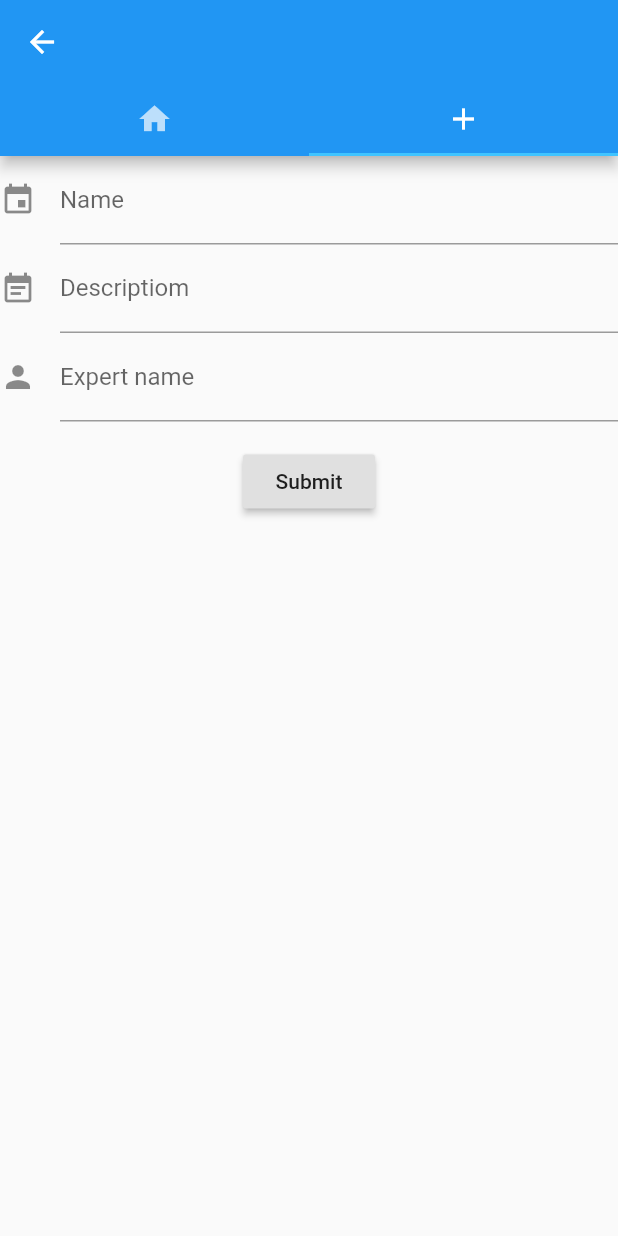
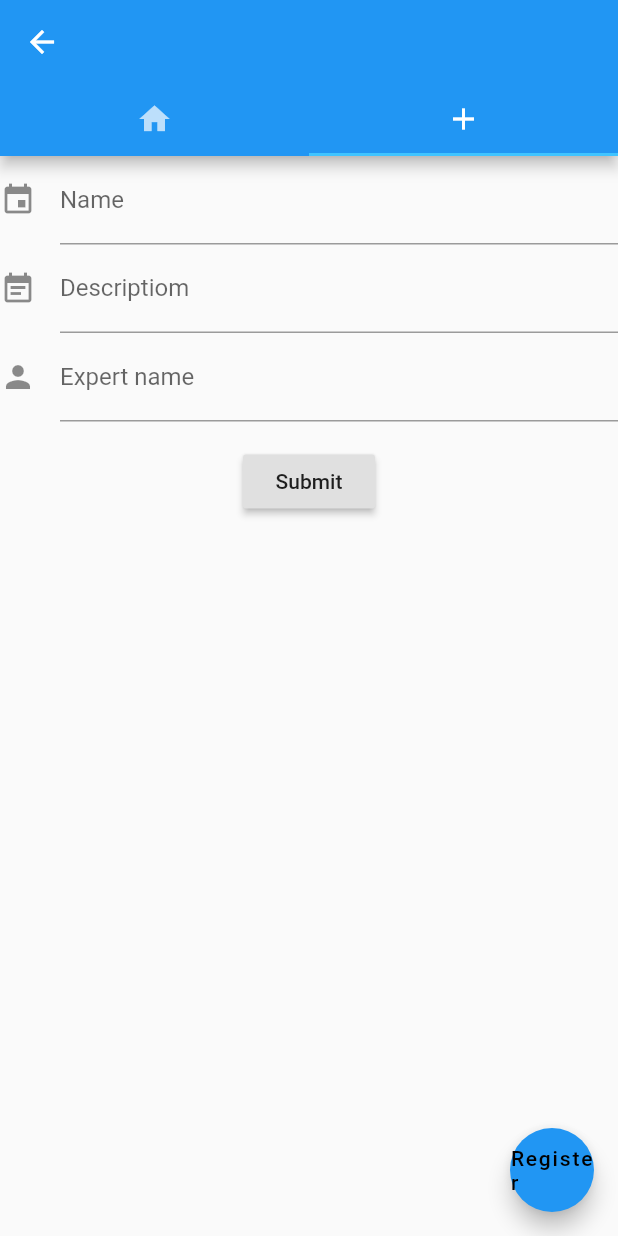
Before and after one commit to kathan2511/ClubsAndEvents-User, a Flutter app: the EventDetailScreen screen opened directly with empty values, tab 2 chosen, on a phone screen of 412 x 824 dp. Run offline on Flutter 3.47's test engine with Material 2 defaults, Android fonts, the phone set to English and light mode, and no system bars; our stand-ins replace cloud_firestore, firebase_auth; accounts and stored records are empty.

Commit message:
Second Commit

```diff
--- a/lib/authentication/login_signup_page.dart
+++ b/lib/authentication/login_signup_page.dart
@@ -186,7 +186,7 @@ class _LoginSignUpPageState extends State<LoginSignUpPage> {
         child: CircleAvatar(
           backgroundColor: Colors.transparent,
           radius: 48.0,
-          child: Image.asset('assets/flutter-icon.png'),
+          child: Container(child: Icon(Icons.home),)
         ),
       ),
     );
--- a/lib/screens/event_detail_screen.dart
+++ b/lib/screens/event_detail_screen.dart
@@ -168,7 +168,7 @@ class EventDetailScreen extends StatelessWidget {
                         documentSnapshot['desc']),
                     _textSection(documentSnapshot['title']),
                     _detailText("Venue : " + documentSnapshot['venue']),
-                     _detailText("Club : " + documentSnapshot['clubname']),
+                    _detailText("Club : " + documentSnapshot['clubname']),
                     _detailText("Date : " +
                         DateFormat("dd-MMMM-yyyy")
                             .format(documentSnapshot['date'].toDate())),
@@ -211,6 +211,11 @@ class EventDetailScreen extends StatelessWidget {
           ),
           title: Text(screenArguments.eventName),
         ),
+        floatingActionButton: FloatingActionButton(
+          child: Text('Register'),
+          backgroundColor: Colors.blue,
+          onPressed: () {},
+        ),
         body: TabBarView(
           children: [
             _stream(),
--- a/pubspec.yaml
+++ b/pubspec.yaml
@@ -30,6 +30,7 @@ dependencies:
   firebase_auth:
   http:
   rxdart:
+  flutter_launcher_icons: ^0.7.2+1
 
 dev_dependencies:
   flutter_test:
@@ -41,7 +42,6 @@ dev_dependencies:
 
 # The following section is specific to Flutter.
 flutter:
-
   # The following line ensures that the Material Icons font is
   # included with your application, so that you can use the icons in
   # the material Icons class.
```
Also changed, not shown: pubspec.lock, 16 other files.
